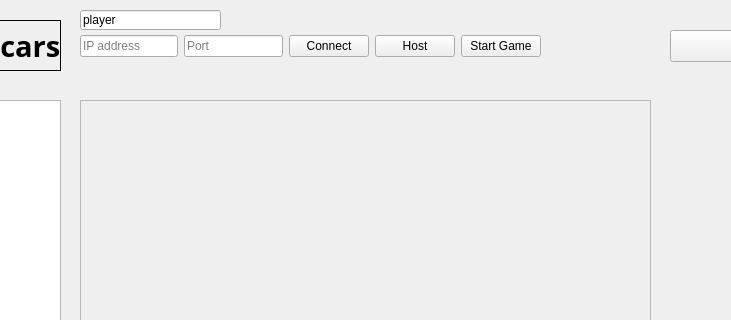
Before: the Qt Designer form foOscars/mainwindow.ui in J-Sandhu/OscarsCardGame, drawn with Qt 5; both pictures show x 100 to 831 and y 0 to 320 of the 970 by 718 pixel window.
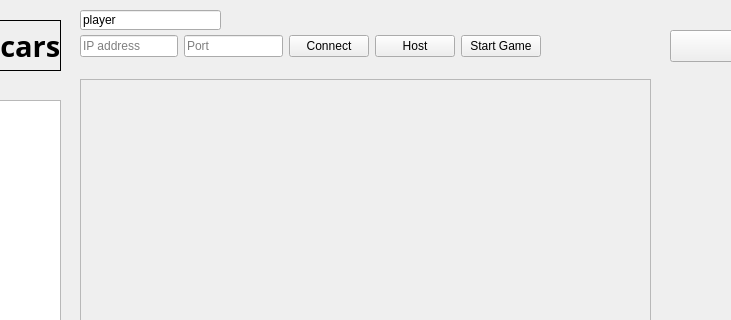
After: the same form once the commit is applied.

```diff
--- a/foOscars/mainwindow.ui
+++ b/foOscars/mainwindow.ui
@@ -291,14 +291,17 @@
     <property name="geometry">
      <rect>
       <x>180</x>
-      <y>100</y>
+      <y>79</y>
       <width>571</width>
-      <height>420</height>
+      <height>441</height>
      </rect>
     </property>
     <property name="mouseTracking">
      <bool>true</bool>
     </property>
+    <property name="verticalScrollBarPolicy">
+     <enum>Qt::ScrollBarAlwaysOff</enum>
+    </property>
     <property name="horizontalScrollBarPolicy">
      <enum>Qt::ScrollBarAlwaysOn</enum>
     </property>
@@ -311,7 +314,7 @@
        <x>0</x>
        <y>0</y>
        <width>569</width>
-       <height>402</height>
+       <height>423</height>
       </rect>
      </property>
      <property name="sizePolicy">
```
